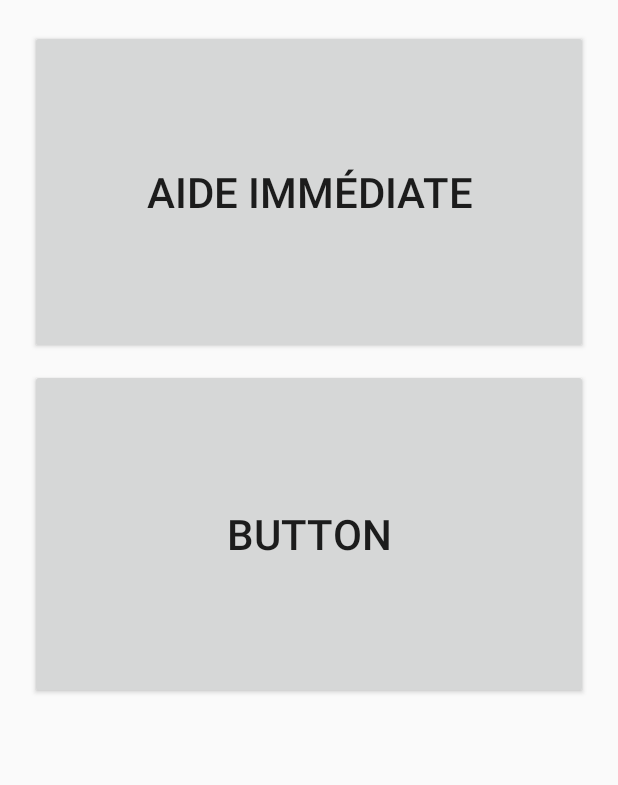
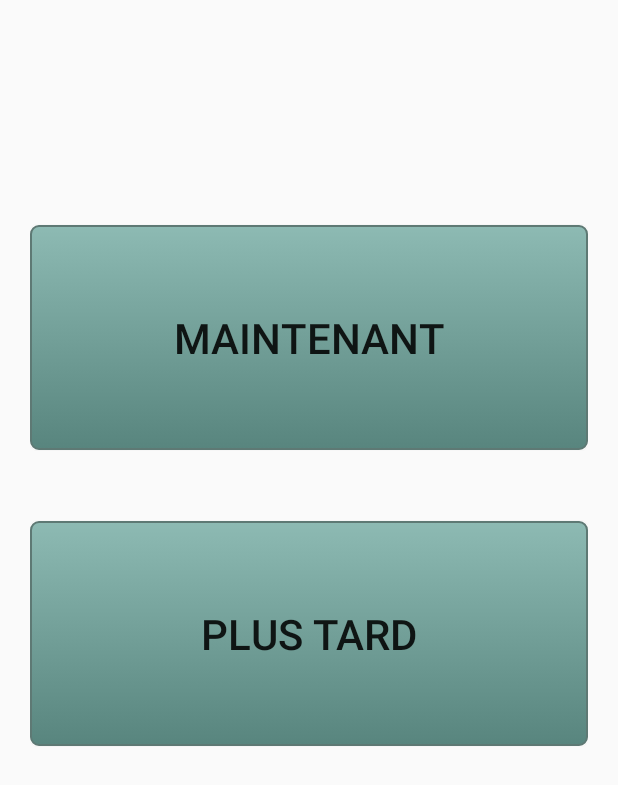
Before and after one commit to omegaxy/Handihelp, an Android app: the layout pick_aide_dialog.xml on its own in the app's theme, with its tools: preview values and no code run, on a phone screen of 412 x 824 dp. Shown: the top 785 px of the screen. Run offline under Robolectric (Android 15) with nearby library versions, the phone set to English and light mode, and no system bars; network calls fail.

Commit message:
pick_aide_dialog with animation and reworked

```diff
--- /dev/null
+++ b/prototype/maquette-android/app/src/main/res/drawable/dialog_button.xml
@@ -0,0 +1,24 @@
+<?xml version="1.0" encoding="utf-8"?>
+<selector xmlns:android="http://schemas.android.com/apk/res/android" >
+    <item android:state_pressed="true" >
+        <shape android:shape="rectangle"  >
+            <corners android:radius="5dip" />
+            <stroke android:width="1dip" android:color="#5e7974" />
+            <gradient android:angle="-90" android:startColor="#345953" android:endColor="#689a92"  />
+        </shape>
+    </item>
+    <item android:state_focused="true">
+        <shape android:shape="rectangle"  >
+            <corners android:radius="5dip" />
+            <stroke android:width="1dip" android:color="#5e7974" />
+            <solid android:color="#58857e"/>
+        </shape>
+    </item>
+    <item >
+        <shape android:shape="rectangle"  >
+            <corners android:radius="5dip" />
+            <stroke android:width="1dip" android:color="#5e7974" />
+            <gradient android:angle="-90" android:startColor="#8dbab3" android:endColor="#58857e" />
+        </shape>
+    </item>
+</selector>
--- a/prototype/maquette-android/app/src/main/res/layout/pick_aide_dialog.xml
+++ b/prototype/maquette-android/app/src/main/res/layout/pick_aide_dialog.xml
@@ -1,24 +1,31 @@
 <?xml version="1.0" encoding="utf-8"?>
-<LinearLayout xmlns:android="http://schemas.android.com/apk/res/android"
+<RelativeLayout xmlns:android="http://schemas.android.com/apk/res/android"
     android:layout_width="match_parent"
     android:layout_height="match_parent"
-    android:layout_margin="20dp"
-    android:orientation="vertical"
-    android:weightSum="1">
+    android:layout_margin="20dp">
 
     <Button
         android:id="@+id/button3"
         android:layout_width="match_parent"
-        android:layout_height="216dp"
-        android:layout_marginBottom="10dp"
-        android:text="Aide Immédiate"
-        android:textSize="28sp" />
+        android:layout_height="150dp"
+        android:background="@drawable/dialog_button"
+        android:text="Maintenant"
+        android:textSize="28sp"
+        android:layout_alignParentTop="true"
+        android:layout_alignParentLeft="true"
+        android:layout_alignParentStart="true"
+        android:layout_marginTop="130dp" />
 
     <Button
         android:id="@+id/button2"
         android:layout_width="match_parent"
-        android:layout_height="220dp"
-        android:text="Button"
+        android:layout_height="150dp"
+        android:layout_alignParentLeft="true"
+        android:layout_alignParentStart="true"
+        android:layout_below="@+id/button3"
+        android:layout_marginTop="47dp"
+        android:background="@drawable/dialog_button"
+        android:text="Plus Tard"
         android:textSize="28sp" />
 
-</LinearLayout>
+</RelativeLayout>
--- a/prototype/maquette-android/app/src/main/res/values/colors.xml
+++ b/prototype/maquette-android/app/src/main/res/values/colors.xml
@@ -8,4 +8,6 @@
     <color name="color3">#034315</color>
     <color name="color4">#1f9452</color>
     <color name="grey05">#efefef</color>
+    <color name="dd">#FFB0E3C6</color>
+    <color name="greyy">#d17a7b7a</color>
 </resources>
```
Also changed, not shown: prototype/maquette-android/app/src/main/java/com/example/sikanla/maquettehandi/DialogFragment/PickAideDialogFragment.java (+8 -13 lines), prototype/maquette-android/app/src/main/res/anim/anim_in.xml (added, +21 -0 lines), prototype/maquette-android/app/src/main/res/anim/anim_out.xml (added, +19 -0 lines), prototype/maquette-android/app/src/main/res/values/styles.xml (+9 -0 lines).
